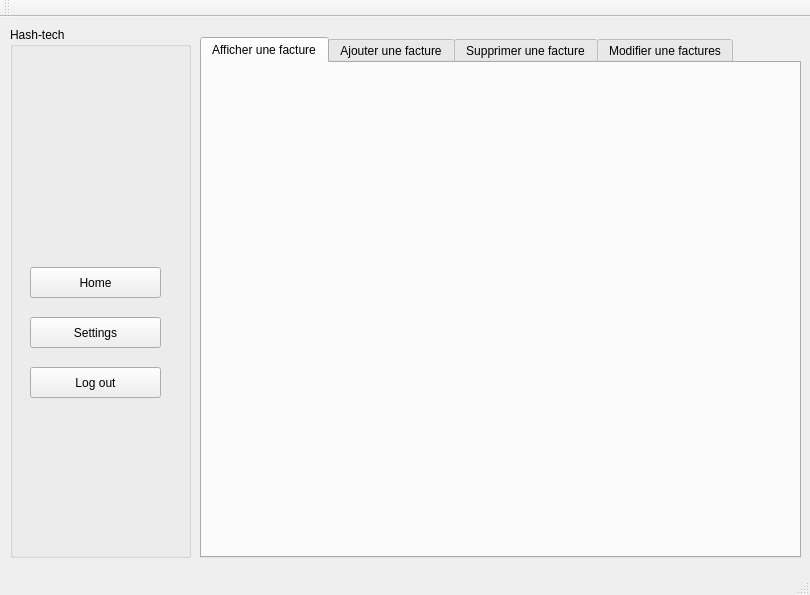
Above: mainwindow.ui from Doniasarsar/Projet_CPP before the change. Below: the same form after it.
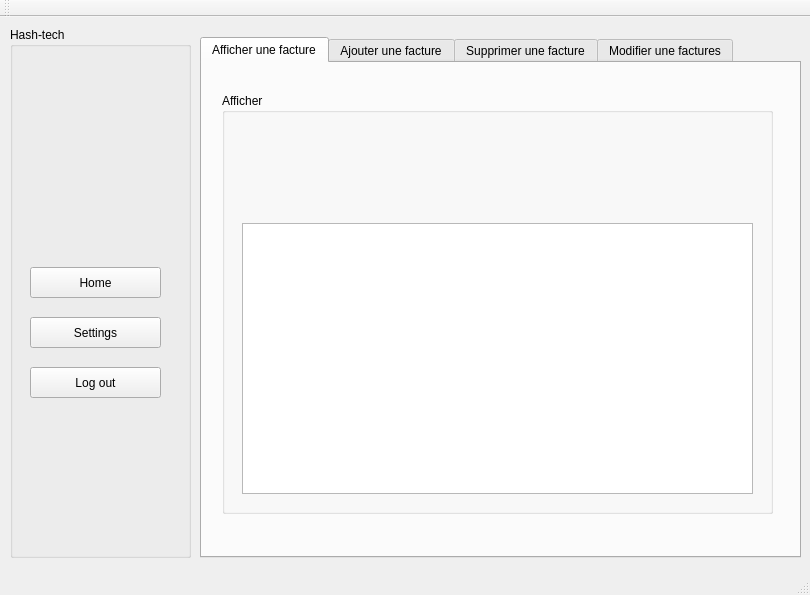
That is the form after the change. The open tabs and pages were chosen to show the change.

Diff of the .ui file:
```diff
--- a/mainwindow.ui
+++ b/mainwindow.ui
@@ -33,6 +33,38 @@
      <attribute name="title">
       <string>Afficher une facture</string>
      </attribute>
+     <widget class="QGroupBox" name="groupBox_3">
+      <property name="geometry">
+       <rect>
+        <x>20</x>
+        <y>30</y>
+        <width>551</width>
+        <height>421</height>
+       </rect>
+      </property>
+      <property name="title">
+       <string>Afficher</string>
+      </property>
+      <widget class="QTableView" name="tab_fact">
+       <property name="enabled">
+        <bool>true</bool>
+       </property>
+       <property name="geometry">
+        <rect>
+         <x>20</x>
+         <y>130</y>
+         <width>511</width>
+         <height>271</height>
+        </rect>
+       </property>
+       <property name="cursor" stdset="0">
+        <cursorShape>ArrowCursor</cursorShape>
+       </property>
+       <property name="mouseTracking">
+        <bool>false</bool>
+       </property>
+      </widget>
+     </widget>
     </widget>
     <widget class="QWidget" name="tab">
      <attribute name="title">
```
Left out of the diff: 4 changed lines with no effect on the pictures.
